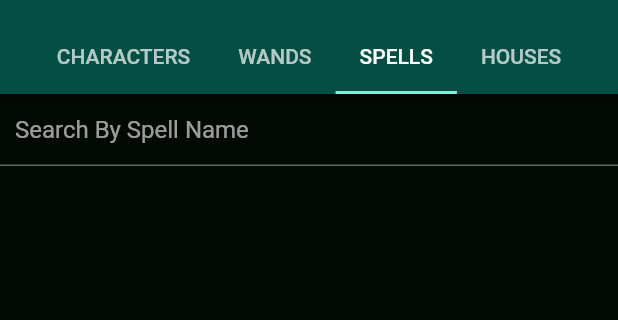
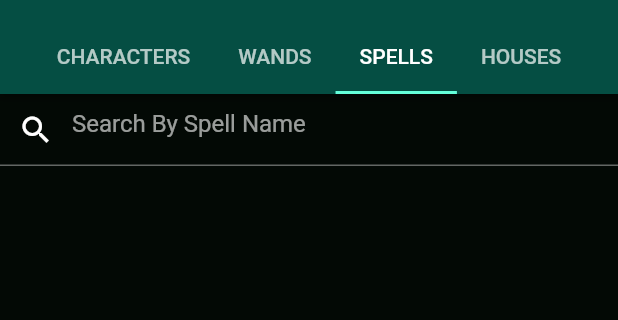
Before and after one commit to Im-awesome-Aadi/Harry_Potter, a Flutter app: the homes screen opened directly, tab 3 chosen, on a phone screen of 412 x 824 dp, the part 62-382 px from its top. Run offline on Flutter 3.47's test engine with Material 2 defaults, Android fonts, the phone set to English and light mode, and no system bars; our stand-ins replace flutter_spinkit, shared_preferences, transparent_image; accounts and stored records are empty; network calls fail; statements that could not run were skipped.

Commit message:
Update spellscreen.dart

```diff
--- a/lib/spellscreen.dart
+++ b/lib/spellscreen.dart
@@ -48,6 +48,7 @@ String abc;
       children: <Widget>[
         TextField(
           decoration: InputDecoration(
+            prefixIcon:  Icon(Icons.search,color: Colors.white,),
               contentPadding: EdgeInsets.all(10),
               hintText: 'Search By Spell Name'
           ),
```
